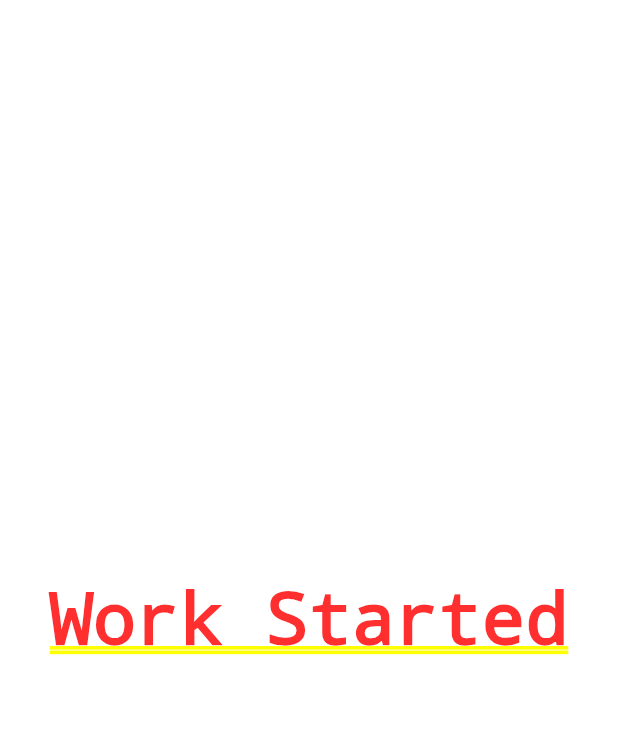
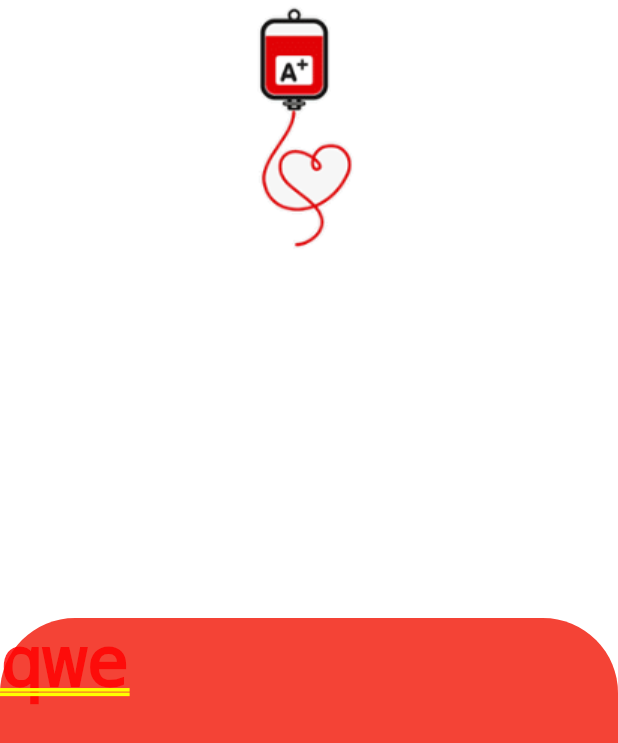
Before and after one commit to faz4563/red_drop, a Flutter app: the screen it shows after launch, on a phone screen of 412 x 824 dp. Shown: the top 743 px of the screen. Run offline on Flutter 3.47's test engine with Material 2 defaults, Android fonts, the phone set to English and light mode, and no system bars; our stand-ins replace flutter_screenutil, shared_preferences.

Commit message:
empty commit

```diff
--- /dev/null
+++ b/lib/controllers/localStorageControllers.dart
@@ -0,0 +1,29 @@
+// ignore_for_file: file_names
+
+import 'package:shared_preferences/shared_preferences.dart';
+
+class LocalStorage {
+  static saveStringtoLocalStorage(key, value) async {
+    final prefs = await SharedPreferences.getInstance();
+    var savingStringData = prefs.setString(key, value);
+    return savingStringData;
+  }
+
+  static saveBooltoLocalStorage(key, value) async {
+    final prefs = await SharedPreferences.getInstance();
+    var savingBoolData = prefs.setBool(key, value);
+    return savingBoolData;
+  }
+
+  static getStringFromLocalStorage(key) async {
+    final prefs = await SharedPreferences.getInstance();
+    var gettingStringData = prefs.getString(key);
+    return gettingStringData;
+  }
+
+  static getBooltoLocalStorage(key) async {
+    final prefs = await SharedPreferences.getInstance();
+    var savingBoolData = prefs.getBool(key);
+    return savingBoolData;
+  }
+}
--- a/lib/main.dart
+++ b/lib/main.dart
@@ -1,23 +1,49 @@
+// ignore_for_file: unused_local_variable
+
 import 'package:flutter/material.dart';
 import 'package:flutter_screenutil/flutter_screenutil.dart';
 import 'package:red_drop/screens/LandingPage.dart';
+import 'package:red_drop/screens/splashScreen.dart';
+import 'package:shared_preferences/shared_preferences.dart';
 
-void main() {
+import 'controllers/localStorageControllers.dart';
+
+void main() async {
   runApp(const MyApp());
 }
 
-class MyApp extends StatelessWidget {
+class MyApp extends StatefulWidget {
   const MyApp({super.key});
+
+  @override
+  State<MyApp> createState() => _MyAppState();
+}
+
+class _MyAppState extends State<MyApp> {
+  bool skippedIntro = false;
+
+  @override
+  void initState() {
+    init();
+    super.initState();
+  }
+
+  init() async {
+    Future skippedIntro = LocalStorage.getBooltoLocalStorage("skippedIntro");
+  }
+
   @override
   Widget build(BuildContext context) {
     return ScreenUtilInit(
       designSize: Size(365, 667),
       builder: (context, child) => MaterialApp(
         title: 'RED DROP',
+        debugShowCheckedModeBanner: false,
         theme: ThemeData(
           primarySwatch: Colors.blue,
         ),
-        home: const LandingPage(),
+        home:
+            skippedIntro == false ? const IntroScreens() : const LoginScreen(),
       ),
     );
   }
--- a/lib/screens/LandingPage.dart
+++ b/lib/screens/LandingPage.dart
@@ -3,19 +3,19 @@ import 'package:flutter/src/widgets/container.dart';
 import 'package:flutter/src/widgets/framework.dart';
 import 'package:flutter_screenutil/flutter_screenutil.dart';
 
-class LandingPage extends StatefulWidget {
-  const LandingPage({super.key});
+class LoginScreen extends StatefulWidget {
+  const LoginScreen({super.key});
 
   @override
-  State<LandingPage> createState() => _LandingPageState();
+  State<LoginScreen> createState() => _LoginScreenState();
 }
 
-class _LandingPageState extends State<LandingPage> {
+class _LoginScreenState extends State<LoginScreen> {
   @override
   Widget build(BuildContext context) {
     return Container(
-      width: 365.w,
-      height: 667.h,
+      // width: 365.w,
+      // height: 667.h,
       child: const Center(
         child: Text("Work Started"),
       ),
--- /dev/null
+++ b/lib/screens/splashScreen.dart
@@ -0,0 +1,52 @@
+import 'package:flutter/material.dart';
+import 'package:flutter_screenutil/flutter_screenutil.dart';
+import 'package:red_drop/utils/images.dart';
+
+class IntroScreens extends StatelessWidget {
+  const IntroScreens({super.key});
+
+  @override
+  Widget build(BuildContext context) {
+    return const Banner1();
+  }
+}
+
+class Banner1 extends StatelessWidget {
+  const Banner1({super.key});
+
+  @override
+  Widget build(BuildContext context) {
+    return SafeArea(
+      child: Container(
+        color: Colors.white,
+        width: 365.w,
+        height: 667.h,
+        child: Column(
+          mainAxisAlignment: MainAxisAlignment.center,
+          children: [
+            SizedBox(
+              child: Image.asset(
+                bannerImage1,
+                fit: BoxFit.contain,
+              ),
+            ),
+            Spacer(),
+            Align(
+              alignment: Alignment.bottomCenter,
+              child: Container(
+                width: MediaQuery.of(context).size.width,
+                height: MediaQuery.of(context).size.height / 2,
+                decoration: const BoxDecoration(
+                    color: Colors.red,
+                    borderRadius: BorderRadius.only(
+                        topLeft: Radius.circular(50),
+                        topRight: Radius.circular(50))),
+                child: Text("qwe"),
+              ),
+            )
+          ],
+        ),
+      ),
+    );
+  }
+}
--- /dev/null
+++ b/lib/utils/images.dart
@@ -0,0 +1,4 @@
+//Images ---------------->
+const String bannerImage1 = "assets/images/pic1.png";
+const String bannerImage2 = "assets/images/pic2.png";
+const String bannerImage3 = "assets/images/pic3.png";
--- a/pubspec.yaml
+++ b/pubspec.yaml
@@ -37,6 +37,7 @@ dependencies:
   # Use with the CupertinoIcons class for iOS style icons.
   cupertino_icons: ^1.0.2
   flutter_screenutil: ^5.6.1
+  shared_preferences: ^2.0.17
 
 dev_dependencies:
   flutter_test:
@@ -61,8 +62,8 @@ flutter:
   uses-material-design: true
 
   # To add assets to your application, add an assets section, like this:
-  # assets:
-  #   - images/a_dot_burr.jpeg
+  assets:
+    - assets/images/
   #   - images/a_dot_ham.jpeg
 
   # An image asset can refer to one or more resolution-specific "variants", see
```
Also changed, not shown: assets/images/pic1.png (added), assets/images/pic2.png (added), assets/images/pic3.png (added), pubspec.lock, 1 other file.
